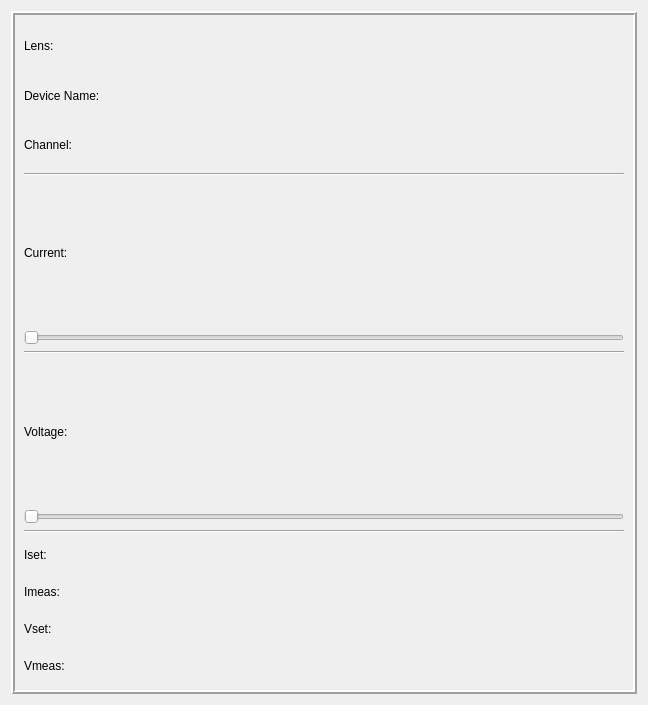
First picture: the form in interface/power_supply.ui, repository scayez/Projet_multi_opc_25_26, before the edit.
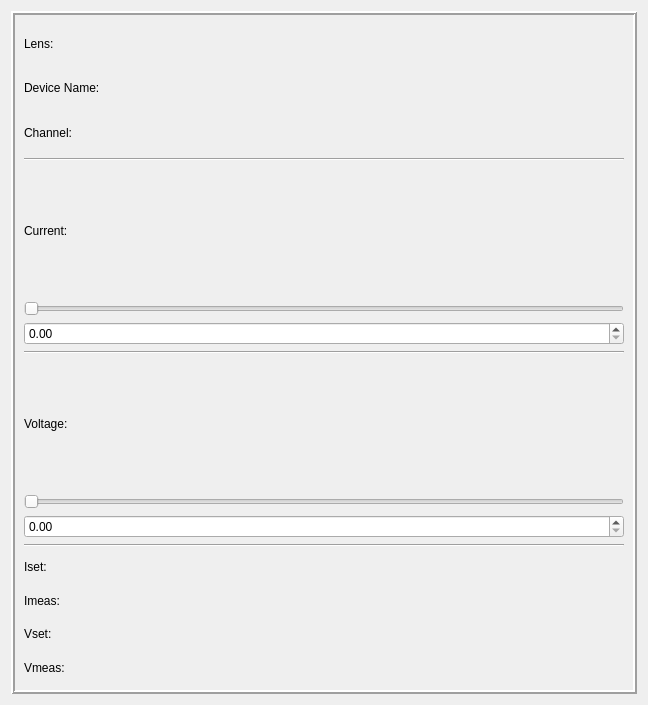
Second picture: the form after the edit.

Commit message: Ajout de deux widget pour 2 lentilles supp + cacher box incr tension

The edit to the form file:
```diff
--- a/interface/power_supply.ui
+++ b/interface/power_supply.ui
@@ -95,6 +95,9 @@
           </property>
          </widget>
         </item>
+        <item>
+         <widget class="QDoubleSpinBox" name="Current_incr"/>
+        </item>
         <item>
          <widget class="Line" name="line_voltage">
           <property name="orientation">
@@ -116,6 +119,9 @@
           </property>
          </widget>
         </item>
+        <item>
+         <widget class="QDoubleSpinBox" name="Voltage_incr"/>
+        </item>
         <item>
          <widget class="Line" name="line_3">
           <property name="orientation">
```
The commit also changes 7 other files.
